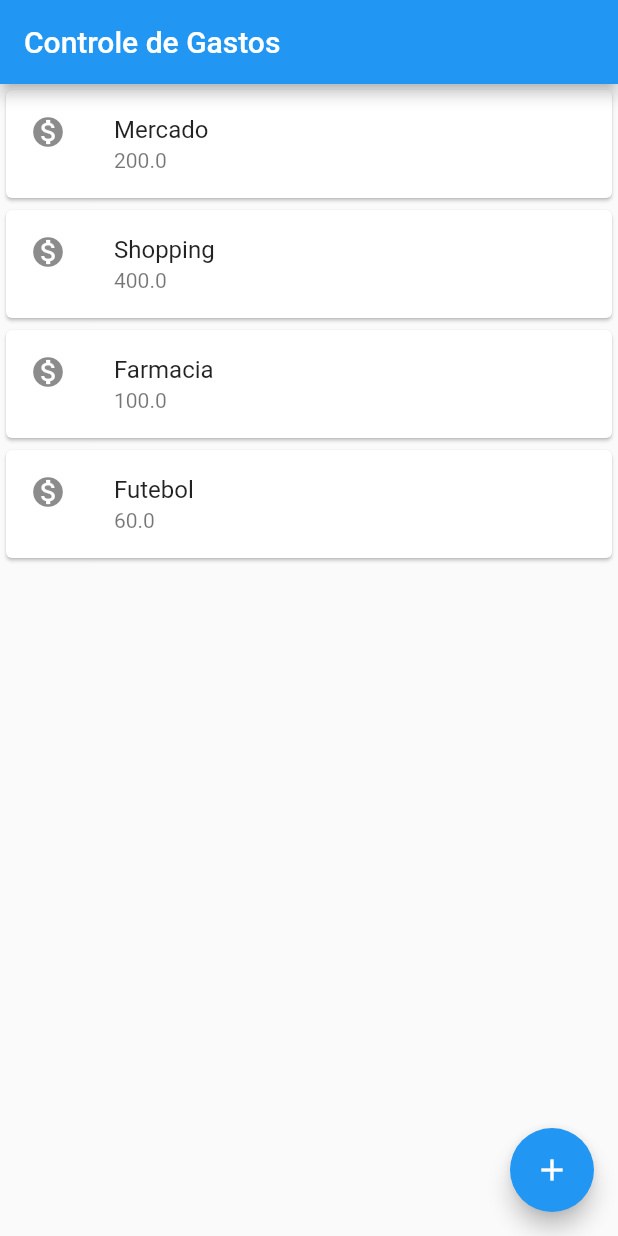
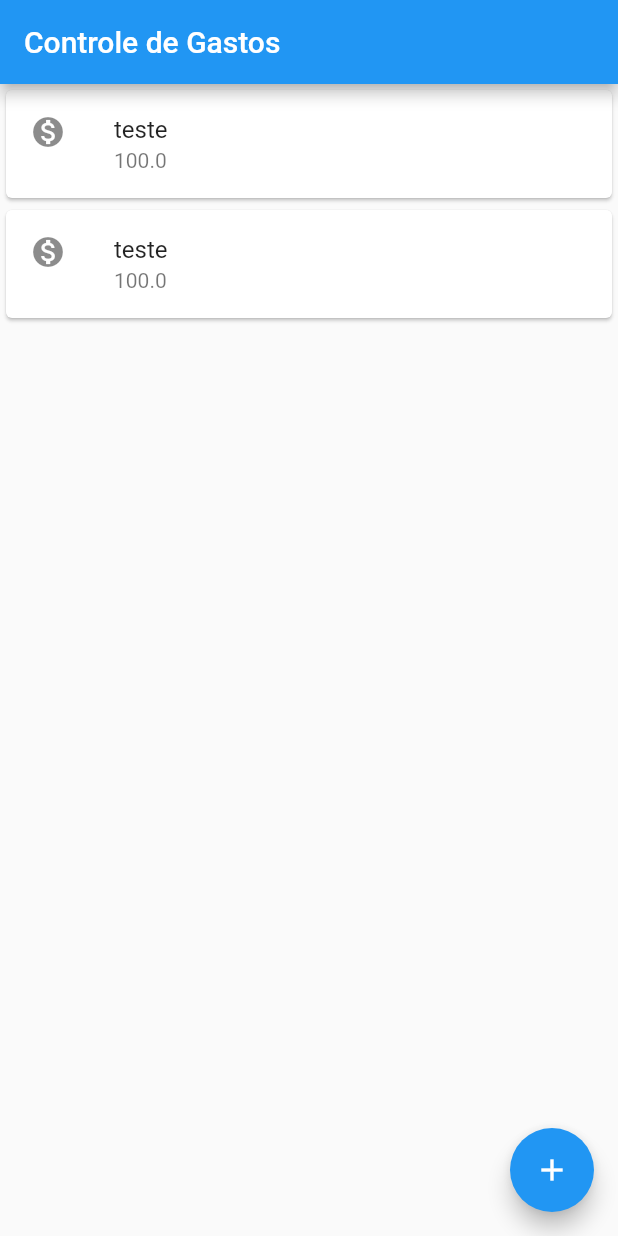
Before and after one commit to NathanSilos/controle_compras, a Flutter app: the screen it shows after launch, on a phone screen of 412 x 824 dp. Run offline on Flutter 3.47's test engine with Material 2 defaults, Android fonts, the phone set to English and light mode, and no system bars; missing offline and left inert: dart:html.

Commit message:
inclusão das interações das telas com o formulario criado

```diff
--- a/lib/main.dart
+++ b/lib/main.dart
@@ -21,7 +21,7 @@ class FormularioCadastramento extends StatelessWidget {
   final TextEditingController _controladorCampoValor = TextEditingController();
 
   @override
-  Widget build(BuildContext) {
+  Widget build(BuildContext context) {
     return Scaffold(
       appBar: AppBar(title: Text('Cadastramento de Gasto')),
       body: Column(
@@ -44,6 +44,7 @@ class FormularioCadastramento extends StatelessWidget {
 
               if (nomeGasto != null && valorGasto != null) {
                 final CompraCriada = Compra(nomeGasto, valorGasto);
+                Navigator.pop(context, CompraCriada);
               }
             },
           ),
@@ -81,25 +82,35 @@ class Editor extends StatelessWidget {
 }
 
 class ListaTransferencias extends StatelessWidget {
+  final List<Compra> _compras = [];
+
   @override
   Widget build(BuildContext context) {
+    _compras.add(Compra('teste', 100));
+    _compras.add(Compra('teste', 100));
     return Scaffold(
       appBar: AppBar(
         title: Text('Controle de Gastos'),
       ),
-      body: Column(
-        children: <Widget>[
-          ItemTransferencia(Compra('Mercado', 200.00)),
-          ItemTransferencia(Compra('Shopping', 400.00)),
-          ItemTransferencia(Compra('Farmacia', 100.00)),
-          ItemTransferencia(Compra('Futebol', 60.00)),
-        ],
+      body: ListView.builder(
+        itemCount: _compras.length,
+        itemBuilder: (context, indice) {
+          final compra = _compras[indice];
+
+          return ItemTransferencia(compra);
+        },
       ),
       floatingActionButton: FloatingActionButton(
           onPressed: () {
-            Navigator.push(context, MaterialPageRoute(builder: (context) {
+            final Future<Compra?> future =
+                Navigator.push(context, MaterialPageRoute(builder: (context) {
               return FormularioCadastramento();
             }));
+            future.then((compraRecebida) {
+              debugPrint('Chegou no Then do future.');
+              debugPrint('$compraRecebida');
+              _compras.add(compraRecebida!);
+            });
           }, // null function
           child: Icon(Icons.add)),
     );
```
